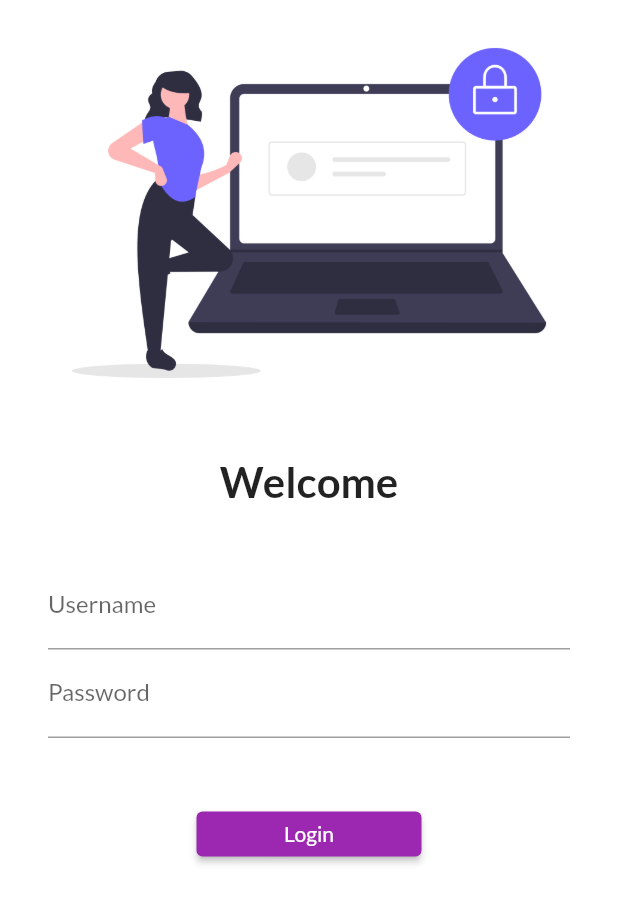
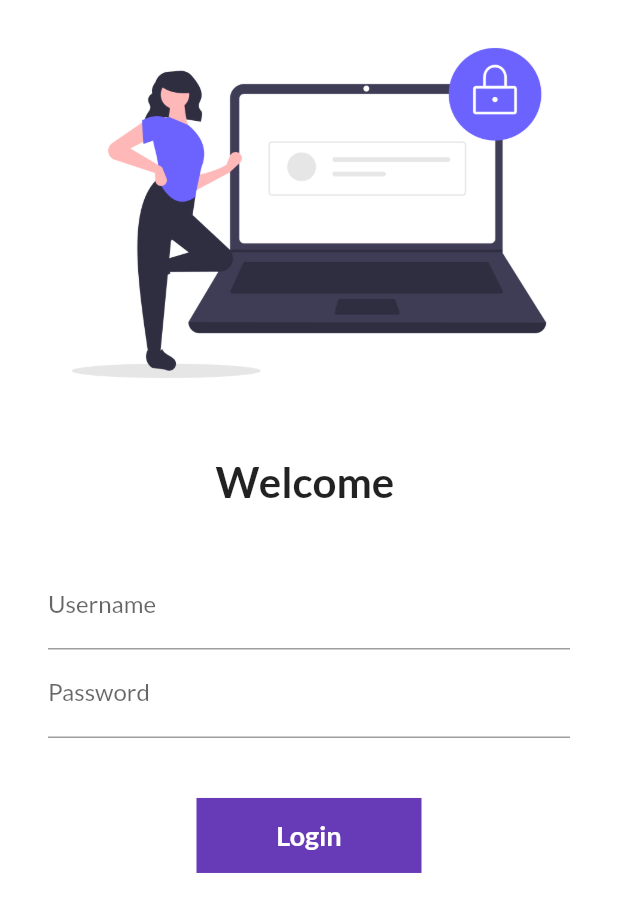
Before and after one commit to MridulTailor/catalouge_app, a Flutter app: the screen it shows after launch, on a phone screen of 412 x 824 dp. Shown: the top 912 px of the screen. Run offline on Flutter 3.47's test engine with Material 2 defaults, Android fonts, the phone set to English and light mode, and no system bars; our stand-ins replace google_fonts.

```diff
--- a/lib/pages/homePage.dart
+++ b/lib/pages/homePage.dart
@@ -13,7 +13,8 @@ class HomePage extends StatelessWidget {
       ),
       body: Center(
         child: Container(
-          child: Text("Welcome to $days days of flutter by $name"),
+          // child: Text("Welcome to $days days of flutter by $name"),
+          child: Column(children: [Text("data")]),
         ),
       ),
     );
--- a/lib/pages/loginPage.dart
+++ b/lib/pages/loginPage.dart
@@ -1,9 +1,18 @@
+// import 'dart:html';
+
 import 'package:flutter/material.dart';
 import 'package:my_app/utils/routes.dart';
 
-class LoginPage extends StatelessWidget {
+class LoginPage extends StatefulWidget {
   const LoginPage({super.key});
 
+  @override
+  State<LoginPage> createState() => _LoginPageState();
+}
+
+class _LoginPageState extends State<LoginPage> {
+  String name = "";
+  bool changeBtn = false;
   @override
   Widget build(BuildContext context) {
     return Material(
@@ -26,7 +35,7 @@ class LoginPage extends StatelessWidget {
               height: 20,
             ),
             Text(
-              "Welcome",
+              "Welcome $name",
               style: TextStyle(fontSize: 28, fontWeight: FontWeight.bold),
             ),
             SizedBox(
@@ -40,6 +49,7 @@ class LoginPage extends StatelessWidget {
                   TextFormField(
                     decoration: InputDecoration(
                         hintText: "Enter Username", labelText: "Username"),
+                    onChanged: (value) => {name = value, setState(() {})},
                   ),
                   TextFormField(
                     obscureText: true,
@@ -49,15 +59,47 @@ class LoginPage extends StatelessWidget {
                   SizedBox(
                     height: 40,
                   ),
-                  ElevatedButton(
-                      style: TextButton.styleFrom(minimumSize: Size(150, 30)),
-                      onPressed: () {
-                        Navigator.pushNamed(context, MyRoutes.homeRoute);
-                      },
-                      child: Text(
-                        "Login",
-                        style: TextStyle(color: Colors.white),
-                      ))
+                  InkWell(
+                    onTap: () async {
+                      setState(() {
+                        changeBtn = true;
+                      });
+                      await Future.delayed(Duration(seconds: 1));
+                      Navigator.pushNamed(context, MyRoutes.homeRoute);
+                    },
+                    child: AnimatedContainer(
+                      duration: Duration(seconds: 1),
+                      width: changeBtn ? 50 : 150,
+                      height: 50,
+                      alignment: Alignment.center,
+                      decoration: BoxDecoration(
+                        // shape: changeBtn ? BoxShape.circle : BoxShape.rectangle,
+                        color: Colors.deepPurple,
+                        borderRadius: BorderRadius.circular(changeBtn ? 50 : 0),
+                      ),
+                      child: changeBtn
+                          ? Icon(
+                              Icons.done,
+                              color: Colors.white,
+                            )
+                          : Text(
+                              "Login",
+                              style: TextStyle(
+                                  fontSize: 18,
+                                  color: Colors.white,
+                                  fontWeight: FontWeight.bold),
+                            ),
+                    ),
+                  )
+                  // ElevatedButton(
+                  //     style: TextButton.styleFrom(minimumSize: Size(150, 30)),
+                  //     onPressed: () {
+                  //       Navigator.pushNamed(context, MyRoutes.homeRoute);
+                  //     },
+                  //     child: Text(
+                  //       "Login",
+                  //       style: TextStyle(color: Colors.white),
+                  //     ))
                 ],
               ),
             )
```
